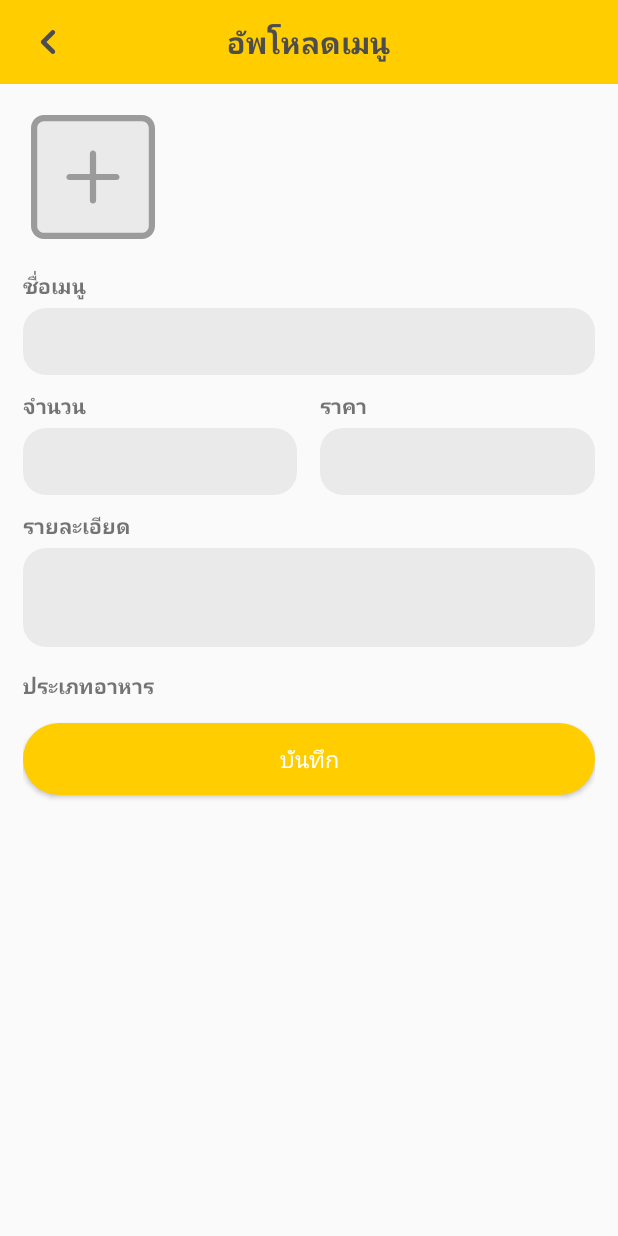
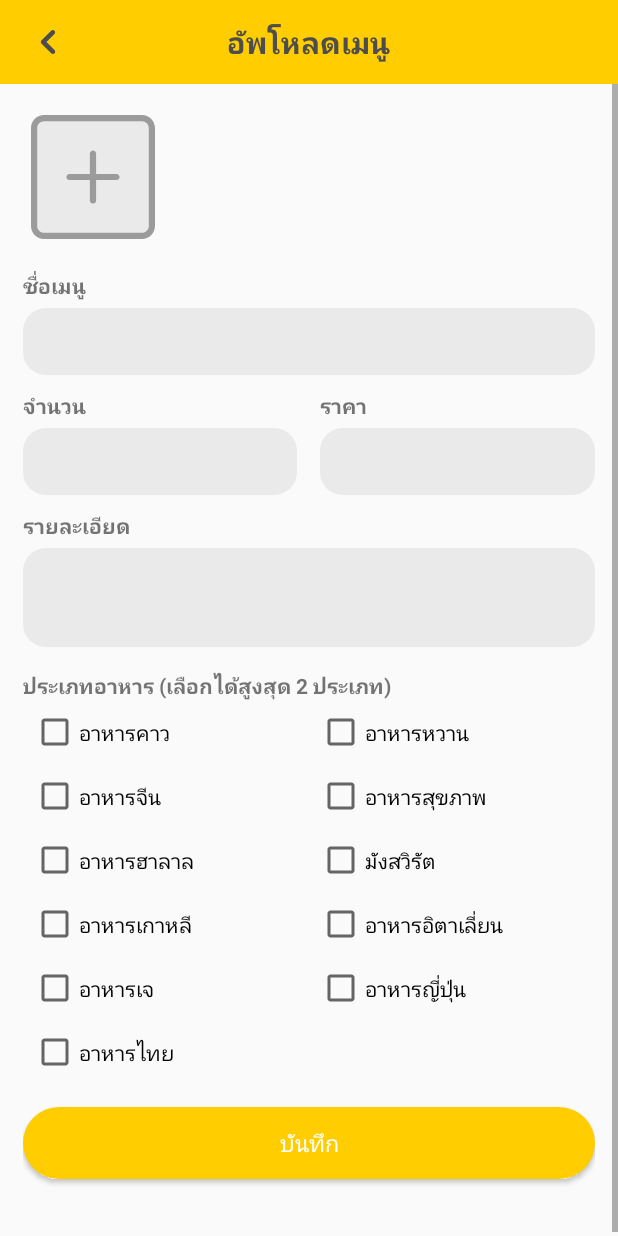
Before and after one commit to supagornpi/RiceNearby, an Android app: the AddFoodActivity screen opened directly, with no data from a screen before it, on a phone screen of 412 x 824 dp. Run offline under Robolectric (Android 15) with nearby library versions, the phone set to English and light mode, and no system bars; libraries missing offline, so code that uses them is left out: org.parceler; pictures from the network do not load.

Commit message:
food type.

```diff
--- /dev/null
+++ b/app/src/main/java/com/warunya/ricenearby/model/FoodType.java
@@ -0,0 +1,17 @@
+package com.warunya.ricenearby.model;
+
+import org.parceler.Parcel;
+
+@Parcel
+public class FoodType {
+
+    public String typeName;
+    public boolean isSelected;
+
+    public FoodType() {
+    }
+
+    public FoodType(String typeName) {
+        this.typeName = typeName;
+    }
+}
--- a/app/src/main/java/com/warunya/ricenearby/ui/addfood/AddFoodActivity.java
+++ b/app/src/main/java/com/warunya/ricenearby/ui/addfood/AddFoodActivity.java
@@ -5,7 +5,9 @@ import android.content.Intent;
 import android.net.Uri;
 import android.support.annotation.NonNull;
 import android.support.annotation.Nullable;
+import android.support.v7.widget.GridLayoutManager;
 import android.support.v7.widget.LinearLayoutManager;
+import android.support.v7.widget.RecyclerView;
 import android.view.View;
 import android.widget.Button;
 import android.widget.EditText;
@@ -16,20 +18,30 @@ import com.warunya.ricenearby.base.AbstractActivity;
 import com.warunya.ricenearby.customs.view.RecyclerViewProgress;
 import com.warunya.ricenearby.firebase.UserManager;
 import com.warunya.ricenearby.model.Food;
-import com.warunya.ricenearby.model.FoodImage;
+import com.warunya.ricenearby.model.FoodType;
 import com.warunya.ricenearby.ui.addfood.adapter.AddImageAdapter;
+import com.warunya.ricenearby.ui.addfood.adapter.FoodTypeAdapter;
 import com.warunya.ricenearby.utils.FileUtils;
 import com.warunya.ricenearby.utils.IntentUtils;
 import com.warunya.ricenearby.utils.PermissionUtils;
 
 import org.jetbrains.annotations.NotNull;
+import org.parceler.Parcels;
 
 import java.io.File;
 import java.util.ArrayList;
+import java.util.Arrays;
+import java.util.List;
 
 public class AddFoodActivity extends AbstractActivity implements AddFoodContract.View {
 
     private static final int REQUEST_IMAGE_GALLERY = 1;
+    private static final String EXTRA_EDIT_MODE = "EXTRA_EDIT_MODE";
+    private static final String EXTRA_FOOD = "EXTRA_FOOD";
+
+    private boolean isEditMode = false;
+    private List<FoodType> foodTypeList = new ArrayList<>();
+    private Food food;
 
     private RecyclerViewProgress recyclerViewProgress;
     private EditText edtFoodName;
@@ -37,13 +49,23 @@ public class AddFoodActivity extends AbstractActivity implements AddFoodContract
     private EditText edtPrice;
     private EditText edtDetail;
     private Button btnSave;
+    private RecyclerView recyclerViewType;
 
     private AddFoodContract.Presenter presenter = new AddFoodPresenter(this);
     private AddImageAdapter addImageAdapter;
+    private FoodTypeAdapter typeAdapter;
 
     public static void start() {
         Intent intent = new Intent(MyApplication.applicationContext, AddFoodActivity.class);
         intent.setFlags(Intent.FLAG_ACTIVITY_NEW_TASK);
+        MyApplication.applicationContext.startActivity(intent);
+    }
+
+    public static void startInEditMode(Food food) {
+        Intent intent = new Intent(MyApplication.applicationContext, AddFoodActivity.class);
+        intent.setFlags(Intent.FLAG_ACTIVITY_NEW_TASK);
+        intent.putExtra(EXTRA_EDIT_MODE, true);
+        intent.putExtra(EXTRA_FOOD, Parcels.wrap(food));
         MyApplication.applicationContext.startActivity(intent);
     }
 
@@ -54,53 +76,123 @@ public class AddFoodActivity extends AbstractActivity implements AddFoodContract
 
     @Override
     protected void setupView() {
+        isEditMode = getIntent().getBooleanExtra(EXTRA_EDIT_MODE, false);
+        if (isEditMode) {
+            food = Parcels.unwrap(getIntent().getParcelableExtra(EXTRA_FOOD));
+        }
         setTitle(R.string.title_add_food);
         showBackButton();
         bindView();
         bindAction();
+
+        if (isEditMode) {
+            if (food.uploads != null) {
+                addImageAdapter.setImages(food.uploads);
+            }
+            edtFoodName.setText(food.foodName);
+            edtAmount.setText(food.amount + "");
+            edtPrice.setText(food.price + ".-");
+            edtDetail.setText(food.detail);
+        }
     }
 
     private void bindView() {
         recyclerViewProgress = findViewById(R.id.recyclerViewProgress);
+        recyclerViewType = findViewById(R.id.recyclerViewType);
         edtFoodName = findViewById(R.id.edt_food_name);
         edtAmount = findViewById(R.id.edt_amount);
         edtPrice = findViewById(R.id.edt_price);
         edtDetail = findViewById(R.id.edt_detail);
         btnSave = findViewById(R.id.btn_save);
 
-        addImageAdapter = new AddImageAdapter(new ArrayList<FoodImage>(), new AddImageAdapter.OnItemClickListener() {
+        addImageAdapter = new AddImageAdapter(new AddImageAdapter.OnItemClickListener() {
             @Override
             public void onItemClicked() {
                 openGalleryIntent();
             }
         });
 
+        List<String> list = Arrays.asList(getResources().getStringArray(R.array.food_type_list));
+        for (String name : list) {
+            foodTypeList.add(new FoodType(name));
+        }
+
+        typeAdapter = new FoodTypeAdapter(foodTypeList);
+
+        if (isEditMode && food.foodTypes != null) {
+            for (FoodType foodType : foodTypeList) {
+                for (FoodType foods : food.foodTypes) {
+                    if (foodType.typeName.equals(foods.typeName)) {
+                        foodType.isSelected = foods.isSelected;
+                    }
+                }
+            }
+            typeAdapter.setList(foodTypeList);
+        }
+
         recyclerViewProgress.recyclerView.setLayoutManager(new LinearLayoutManager(this, LinearLayoutManager.HORIZONTAL, false));
         recyclerViewProgress.recyclerView.setAdapter(addImageAdapter);
+
+        recyclerViewType.setLayoutManager(new GridLayoutManager(this, 2));
+        recyclerViewType.setAdapter(typeAdapter);
+
+        typeAdapter.setOnItemClickListener(new FoodTypeAdapter.OnItemClickListener() {
+            @Override
+            public void onItemClicked(final FoodTypeAdapter.ViewHolder viewHolder, final int position, final boolean isSelected) {
+
+                viewHolder.checkBox.post(new Runnable() {
+                    @Override
+                    public void run() {
+                        int selectedCount = 0;
+                        for (FoodType foodType : foodTypeList) {
+                            if (foodType.isSelected) selectedCount++;
+                        }
+
+                        if (selectedCount < 2) {
+                            viewHolder.checkBox.setChecked(isSelected);
+                        } else {
+                            viewHolder.checkBox.setChecked(false);
+                        }
+                        foodTypeList.get(position).isSelected = isSelected;
+                    }
+                });
+            }
+        });
     }
 
     private void bindAction() {
         btnSave.setOnClickListener(new View.OnClickListener() {
             @Override
             public void onClick(View view) {
-                presenter.addNewFood(getFood());
+                if (isEditMode) {
+                    presenter.editFood(getFood());
+                } else {
+                    presenter.addNewFood(getFood());
+                }
             }
         });
     }
 
     private Food getFood() {
-        String uid = UserManager.getUid();
+        String uid = isEditMode ? food.key : UserManager.getUid();
         String foodName = edtFoodName.getText().toString().trim();
         int amount = 0;
         int price = 0;
         try {
             amount = Integer.parseInt(edtAmount.getText().toString().trim());
-            price = Integer.parseInt(edtPrice.getText().toString().trim());
+            price = Integer.parseInt(edtPrice.getText().toString().trim().replace(".-", ""));
         } catch (NumberFormatException e) {
             //do nothing
         }
         String detail = edtDetail.getText().toString().trim();
-        return new Food(uid, foodName, amount, price, detail, addImageAdapter.getFoodImages());
+
+        List<FoodType> foodTypes = new ArrayList<>();
+        for (FoodType foodType : foodTypeList) {
+            if (foodType.isSelected) {
+                foodTypes.add(foodType);
+            }
+        }
+        return new Food(uid, foodName, amount, price, detail, foodTypes, addImageAdapter.getFoodImages());
     }
 
     @Override
--- a/app/src/main/java/com/warunya/ricenearby/ui/addfood/AddFoodContract.java
+++ b/app/src/main/java/com/warunya/ricenearby/ui/addfood/AddFoodContract.java
@@ -8,6 +8,8 @@ public interface AddFoodContract {
 
     interface Presenter extends BasePresenter {
         void addNewFood(Food food);
+
+        void editFood(Food food);
     }
 
     interface View extends BaseView.Progress {
--- a/app/src/main/java/com/warunya/ricenearby/ui/addfood/adapter/AddImageAdapter.java
+++ b/app/src/main/java/com/warunya/ricenearby/ui/addfood/adapter/AddImageAdapter.java
@@ -8,15 +8,16 @@ import android.view.ViewGroup;
 import android.widget.ImageView;
 
 import com.warunya.ricenearby.R;
-import com.warunya.ricenearby.model.FoodImage;
+import com.warunya.ricenearby.model.Upload;
 import com.warunya.ricenearby.utils.GlideLoader;
 import com.warunya.ricenearby.utils.ResolutionUtils;
 
+import java.util.ArrayList;
 import java.util.List;
 
 public class AddImageAdapter extends RecyclerView.Adapter<AddImageAdapter.ViewHolder> {
 
-    private List<FoodImage> images;
+    private List<Upload> images = new ArrayList<>();
     private OnItemClickListener onItemClickListener;
 
     public static class ViewHolder extends RecyclerView.ViewHolder {
@@ -28,8 +29,7 @@ public class AddImageAdapter extends RecyclerView.Adapter<AddImageAdapter.ViewHo
         }
     }
 
-    public AddImageAdapter(List<FoodImage> dataset, OnItemClickListener onItemClickListener) {
-        this.images = dataset;
+    public AddImageAdapter(OnItemClickListener onItemClickListener) {
         this.onItemClickListener = onItemClickListener;
     }
 
@@ -46,8 +46,13 @@ public class AddImageAdapter extends RecyclerView.Adapter<AddImageAdapter.ViewHo
         if (images == null) {
             return;
         }
-        if (images.size() > 0 && position != images.size()) {
+        if (images.size() > 0 && position != images.size() && images.get(position).uri != null) {
             GlideLoader.Companion.load(images.get(position).uri, viewHolder.ivImage);
+        }
+
+
+        if (images.size() > 0 && position != images.size() && images.get(position).url != null) {
+            GlideLoader.Companion.load(images.get(position).url, viewHolder.ivImage);
         }
 
         if (images.size() != 4 && position == images.size() || images.size() == 0 && position == 0) {
@@ -69,11 +74,16 @@ public class AddImageAdapter extends RecyclerView.Adapter<AddImageAdapter.ViewHo
     }
 
     public void addImageUri(Uri uri) {
-        this.images.add(new FoodImage(uri));
+        this.images.add(new Upload(uri));
         notifyDataSetChanged();
     }
 
-    public List<FoodImage> getFoodImages() {
+    public void setImages(List<Upload> foodImages) {
+        this.images = foodImages;
+        notifyDataSetChanged();
+    }
+
+    public List<Upload> getFoodImages() {
         return this.images;
     }
 
--- /dev/null
+++ b/app/src/main/java/com/warunya/ricenearby/ui/addfood/adapter/FoodTypeAdapter.java
@@ -0,0 +1,89 @@
+package com.warunya.ricenearby.ui.addfood.adapter;
+
+import android.support.v7.widget.RecyclerView;
+import android.view.LayoutInflater;
+import android.view.View;
+import android.view.ViewGroup;
+import android.widget.CheckBox;
+import android.widget.CompoundButton;
+
+import com.warunya.ricenearby.R;
+import com.warunya.ricenearby.model.FoodType;
+
+import java.util.ArrayList;
+import java.util.List;
+
+public class FoodTypeAdapter extends RecyclerView.Adapter<FoodTypeAdapter.ViewHolder> {
+
+    private List<FoodType> list;
+    private List<Integer> selectedList = new ArrayList<>();
+    private OnItemClickListener onItemClickListener;
+
+    public static class ViewHolder extends RecyclerView.ViewHolder {
+        public CheckBox checkBox;
+
+        public ViewHolder(View view) {
+            super(view);
+            checkBox = view.findViewById(R.id.checkbox_food_type);
+        }
+    }
+
+    public FoodTypeAdapter(List<FoodType> dataset) {
+        this.list = dataset;
+    }
+
+    @Override
+    public ViewHolder onCreateViewHolder(ViewGroup parent, int viewType) {
+        View view = LayoutInflater.from(parent.getContext())
+                .inflate(R.layout.item_food_type, parent, false);
+//        ResolutionUtils.setViewSize(parent.getContext(), 4, 4, view);
+        return new ViewHolder(view);
+    }
+
+    @Override
+    public void onBindViewHolder(final ViewHolder viewHolder, final int position) {
+        if (list == null) {
+            return;
+        }
+        viewHolder.checkBox.setText(list.get(position).typeName);
+
+        viewHolder.checkBox.setChecked(list.get(position).isSelected);
+
+        viewHolder.checkBox.setOnCheckedChangeListener(new CompoundButton.OnCheckedChangeListener() {
+            @Override
+            public void onCheckedChanged(final CompoundButton compoundButton, final boolean b) {
+                if (onItemClickListener == null) return;
+                onItemClickListener.onItemClicked(viewHolder, position, b);
+
+            }
+        });
+    }
+
+    @Override
+    public int getItemCount() {
+        return this.list.size();
+    }
+
+    public List<FoodType> getItemList() {
+        return this.list;
+    }
+
+
+    public void setList(List<FoodType> list) {
+        this.list = list;
+        notifyDataSetChanged();
+    }
+
+    public void setSelectedItem(int position, boolean isSelected) {
+        list.get(position).isSelected = isSelected;
+    }
+
+    public void setOnItemClickListener(OnItemClickListener onItemClickListener) {
+        this.onItemClickListener = onItemClickListener;
+
+    }
+
+    public interface OnItemClickListener {
+        void onItemClicked(ViewHolder viewHolder, int position, boolean isSelected);
+    }
+}
--- a/app/src/main/res/layout/activity_add_food.xml
+++ b/app/src/main/res/layout/activity_add_food.xml
@@ -118,6 +118,18 @@
                 android:text="@string/add_type"
                 android:textStyle="bold" />
 
+            <android.support.v4.widget.NestedScrollView
+                android:layout_width="match_parent"
+                android:layout_height="wrap_content">
+
+                <android.support.v7.widget.RecyclerView
+                    android:id="@+id/recyclerViewType"
+                    android:layout_width="match_parent"
+                    android:layout_height="wrap_content"
+                    android:nestedScrollingEnabled="false" />
+
+            </android.support.v4.widget.NestedScrollView>
+
             <Button
                 android:id="@+id/btn_save"
                 android:layout_width="match_parent"
--- a/app/src/main/res/layout/item_food.xml
+++ b/app/src/main/res/layout/item_food.xml
@@ -74,6 +74,7 @@
             android:textColor="@android:color/holo_red_dark" />
 
         <TextView
+            android:id="@+id/tv_edit"
             android:layout_width="wrap_content"
             android:layout_height="wrap_content"
             android:text="แก้ไข" />
--- /dev/null
+++ b/app/src/main/res/layout/item_food_type.xml
@@ -0,0 +1,15 @@
+<?xml version="1.0" encoding="utf-8"?>
+<LinearLayout xmlns:android="http://schemas.android.com/apk/res/android"
+    xmlns:tools="http://schemas.android.com/tools"
+    android:layout_width="match_parent"
+    android:layout_height="wrap_content"
+    android:orientation="vertical"
+    android:padding="@dimen/padding_mini">
+
+    <CheckBox
+        android:id="@+id/checkbox_food_type"
+        android:layout_width="match_parent"
+        android:layout_height="wrap_content"
+        tools:text="type" />
+
+</LinearLayout>
--- a/app/src/main/res/values/strings.xml
+++ b/app/src/main/res/values/strings.xml
@@ -91,9 +91,23 @@
     <string name="add_amount">จำนวน</string>
     <string name="add_price">ราคา</string>
     <string name="add_detail">รายละเอียด</string>
-    <string name="add_type">ประเภทอาหาร</string>
+    <string name="add_type">ประเภทอาหาร (เลือกได้สูงสุด 2 ประเภท)</string>
 
     <!--Food type-->
+    <string-array name="food_type_list">
+        <item>อาหารคาว</item>
+        <item>อาหารหวาน</item>
+        <item>อาหารจีน</item>
+        <item>อาหารสุขภาพ</item>
+        <item>อาหารฮาลาล</item>
+        <item>มังสวิรัต</item>
+        <item>อาหารเกาหลี</item>
+        <item>อาหารอิตาเลี่ยน</item>
+        <item>อาหารเจ</item>
+        <item>อาหารญี่ปุ่น</item>
+        <item>อาหารไทย</item>
+
+    </string-array>
     <string name="type_meat">อาหารคาว</string>
     <string name="type_dessert">อาหารหวาน</string>
     <string name="type_chinese_food">อาหารจีน</string>
```
Also changed, not shown: app/src/main/java/com/warunya/ricenearby/customs/view/FoodView.java (+10 -0 lines), app/src/main/java/com/warunya/ricenearby/firebase/FoodManager.java (+28 -0 lines), app/src/main/java/com/warunya/ricenearby/model/Food.java (+5 -2 lines), app/src/main/java/com/warunya/ricenearby/model/Upload.java (+7 -0 lines), app/src/main/java/com/warunya/ricenearby/ui/addfood/AddFoodPresenter.java (+6 -11 lines).
